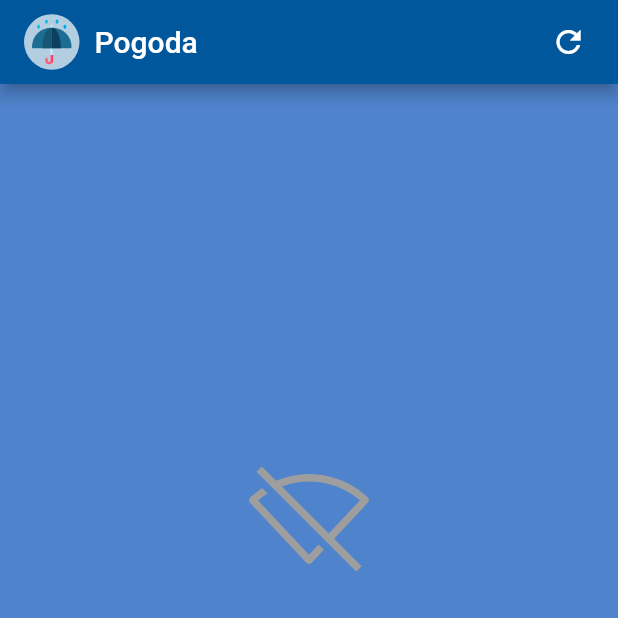
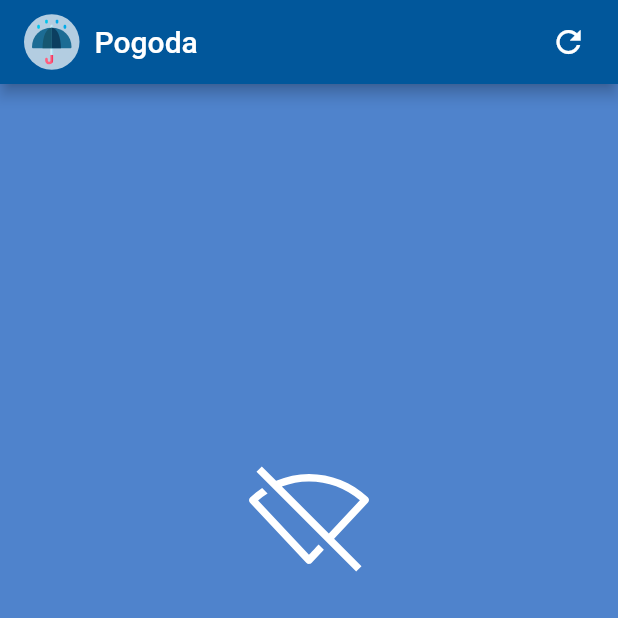
Before and after one commit to agnikuz262/Forecast, a Flutter app: the screen it shows after launch, on a phone screen of 412 x 824 dp, the top half of it. Run offline on Flutter 3.47's test engine with Material 2 defaults, Android fonts, the phone set to English and light mode, and no system bars; our stand-ins replace bloc, equatable, flutter_bloc, flutter_svg; missing offline and left inert: animator.

Commit message:
Design correction

```diff
--- a/lib/forecast_card/forecast_card.dart
+++ b/lib/forecast_card/forecast_card.dart
@@ -72,12 +72,12 @@ class _ForecastCardState extends State<ForecastCard>
   @override
   Widget build(BuildContext context) {
     return Card(
-      margin: const EdgeInsets.symmetric(horizontal: 15.0, vertical: 15.0),
+      margin: const EdgeInsets.symmetric(horizontal: 20.0, vertical: 15.0),
       shape: RoundedRectangleBorder(borderRadius: BorderRadius.circular(10.0)),
       color: Colors.white,
       elevation: 3.0,
       child: Padding(
-        padding: const EdgeInsets.all(30.0),
+        padding: const EdgeInsets.all(20.0),
         child: Column(
           mainAxisSize: MainAxisSize.min,
           crossAxisAlignment: CrossAxisAlignment.start,
--- a/lib/no_connection_screen.dart
+++ b/lib/no_connection_screen.dart
@@ -13,7 +13,7 @@ class NoConnectionScreen extends StatelessWidget {
             height: 250.0,
           ),
           SvgPicture.asset('assets/icons/wifi.svg',
-              width: 80.0, height: 80.0, color: Colors.grey),
+              width: 80.0, height: 80.0, color: Colors.white),
           SizedBox(height: 10.0),
         ],
       ),
```
Also changed, not shown: lib/helpers/alert_dialogs.dart (+2 -6 lines), lib/main.dart (+7 -6 lines), lib/generated/i18n.dart (deleted).
